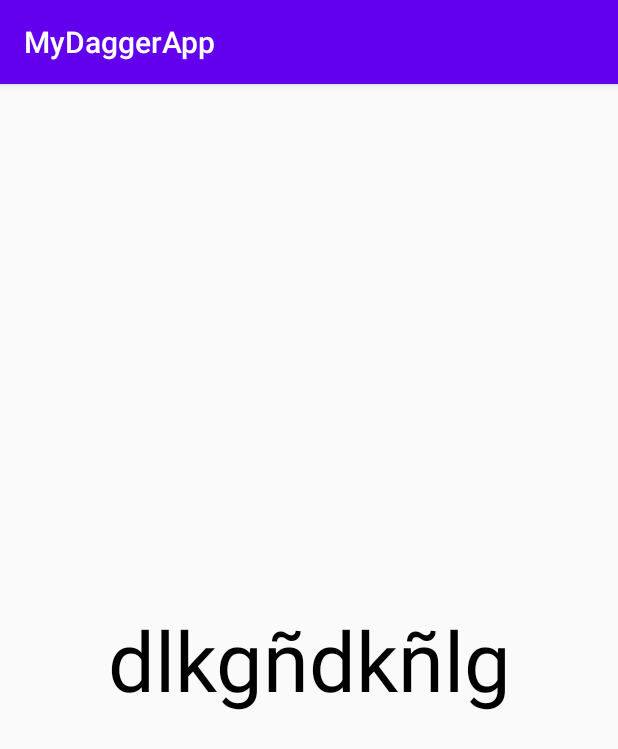
After one commit to crjcarlos1/MyDaggerApp, an Android app: the MainActivity screen opened directly, with no data from a screen before it, on a phone screen of 412 x 824 dp. The commit adds this screen. Shown: the top 749 px of the screen. Run offline under Robolectric (Android 15) with nearby library versions, the phone set to English and light mode, and no system bars; our stand-ins replace Dagger/Hilt's generated code.

Commit message:
Added BaseActivity.java Added MainActivity.java Added activity_main.xml Updated AuthActivity.java Updated ActivityBuildersModule.java Updatedmanifest

```diff
--- a/app/src/main/AndroidManifest.xml
+++ b/app/src/main/AndroidManifest.xml
@@ -19,6 +19,7 @@
                 <category android:name="android.intent.category.LAUNCHER" />
             </intent-filter>
         </activity>
+        <activity android:name=".ui.main.MainActivity" />
     </application>
 
 </manifest>
--- a/app/src/main/java/com/cralos/mydaggerapp/di/ActivityBuildersModule.java
+++ b/app/src/main/java/com/cralos/mydaggerapp/di/ActivityBuildersModule.java
@@ -3,6 +3,7 @@ package com.cralos.mydaggerapp.di;
 import com.cralos.mydaggerapp.di.auth.AuthModule;
 import com.cralos.mydaggerapp.di.auth.AuthViewModelsModule;
 import com.cralos.mydaggerapp.ui.auth.AuthActivity;
+import com.cralos.mydaggerapp.ui.main.MainActivity;
 
 import dagger.Module;
 import dagger.android.ContributesAndroidInjector;
@@ -19,4 +20,7 @@ public abstract class ActivityBuildersModule {      //usamos abstract cada que u
     )
     abstract AuthActivity contributeAuthActivity();
 
+    @ContributesAndroidInjector
+    abstract MainActivity contributeMainActivity();
+
 }
--- /dev/null
+++ b/app/src/main/java/com/cralos/mydaggerapp/ui/main/MainActivity.java
@@ -0,0 +1,22 @@
+package com.cralos.mydaggerapp.ui.main;
+
+import android.os.Bundle;
+import android.widget.Toast;
+
+import androidx.annotation.Nullable;
+
+import com.cralos.mydaggerapp.BaseActivity;
+import com.cralos.mydaggerapp.R;
+
+public class MainActivity extends BaseActivity {
+
+    private static final String TAG = "MainActivity";
+
+    @Override
+    protected void onCreate(@Nullable Bundle savedInstanceState) {
+        super.onCreate(savedInstanceState);
+        setContentView(R.layout.activity_main);
+        Toast.makeText(getApplicationContext(), "MainActivity", Toast.LENGTH_SHORT).show();
+    }
+
+}
--- /dev/null
+++ b/app/src/main/res/layout/activity_main.xml
@@ -0,0 +1,14 @@
+<?xml version="1.0" encoding="utf-8"?>
+<androidx.constraintlayout.widget.ConstraintLayout
+    xmlns:android="http://schemas.android.com/apk/res/android" android:layout_width="match_parent"
+    android:layout_height="match_parent">
+
+    <TextView
+        android:text="dlkgñdkñlg"
+        android:textSize="55dp"
+        android:textColor="@android:color/black"
+        android:gravity="center"
+        android:layout_width="match_parent"
+        android:layout_height="match_parent"/>
+
+</androidx.constraintlayout.widget.ConstraintLayout>
```
Also changed, not shown: app/src/main/java/com/cralos/mydaggerapp/BaseActivity.java (added, +63 -0 lines), app/src/main/java/com/cralos/mydaggerapp/ui/auth/AuthActivity.java (+9 -0 lines).
